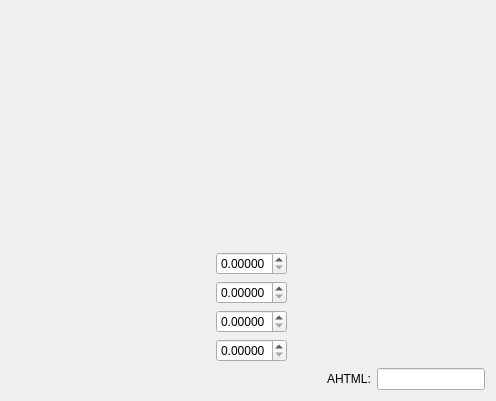
First picture: the form in src/ui/ColorEditor.ui, repository Rowanion/ColorChooser, before the edit.
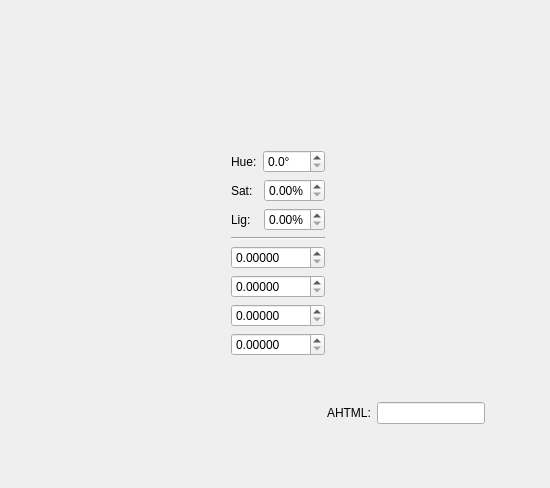
Second picture: the form after the edit.

Commit message: [Added] HSL format as numbers in SpinBoxes

```diff
--- a/src/ui/ColorEditor.ui
+++ b/src/ui/ColorEditor.ui
@@ -6,8 +6,8 @@
    <rect>
     <x>0</x>
     <y>0</y>
-    <width>374</width>
-    <height>304</height>
+    <width>550</width>
+    <height>488</height>
    </rect>
   </property>
   <property name="windowTitle">
@@ -32,11 +32,90 @@
          <property name="sizeHint" stdset="0">
           <size>
            <width>20</width>
-           <height>241</height>
+           <height>139</height>
           </size>
          </property>
         </spacer>
        </item>
+       <item>
+        <layout class="QHBoxLayout" name="horizontalLayout_3">
+         <item>
+          <widget class="QLabel" name="label">
+           <property name="text">
+            <string>Hue:</string>
+           </property>
+          </widget>
+         </item>
+         <item>
+          <widget class="QDoubleSpinBox" name="dsb_hueHSL">
+           <property name="suffix">
+            <string>°</string>
+           </property>
+           <property name="decimals">
+            <number>1</number>
+           </property>
+           <property name="maximum">
+            <double>359.000000000000000</double>
+           </property>
+          </widget>
+         </item>
+        </layout>
+       </item>
+       <item>
+        <layout class="QHBoxLayout" name="horizontalLayout_4">
+         <item>
+          <widget class="QLabel" name="label_2">
+           <property name="text">
+            <string>Sat:</string>
+           </property>
+          </widget>
+         </item>
+         <item>
+          <widget class="QDoubleSpinBox" name="dsb_satHSL">
+           <property name="suffix">
+            <string>%</string>
+           </property>
+           <property name="maximum">
+            <double>1.000000000000000</double>
+           </property>
+           <property name="singleStep">
+            <double>0.010000000000000</double>
+           </property>
+          </widget>
+         </item>
+        </layout>
+       </item>
+       <item>
+        <layout class="QHBoxLayout" name="horizontalLayout_6">
+         <item>
+          <widget class="QLabel" name="label_4">
+           <property name="text">
+            <string>Lig:</string>
+           </property>
+          </widget>
+         </item>
+         <item>
+          <widget class="QDoubleSpinBox" name="dsb_ligHSL">
+           <property name="suffix">
+            <string>%</string>
+           </property>
+           <property name="maximum">
+            <double>1.000000000000000</double>
+           </property>
+           <property name="singleStep">
+            <double>0.010000000000000</double>
+           </property>
+          </widget>
+         </item>
+        </layout>
+       </item>
+       <item>
+        <widget class="Line" name="line">
+         <property name="orientation">
+          <enum>Qt::Horizontal</enum>
+         </property>
+        </widget>
+       </item>
        <item>
         <layout class="QVBoxLayout" name="verticalLayout_3">
          <item>
```
The commit also changes 2 other files.
